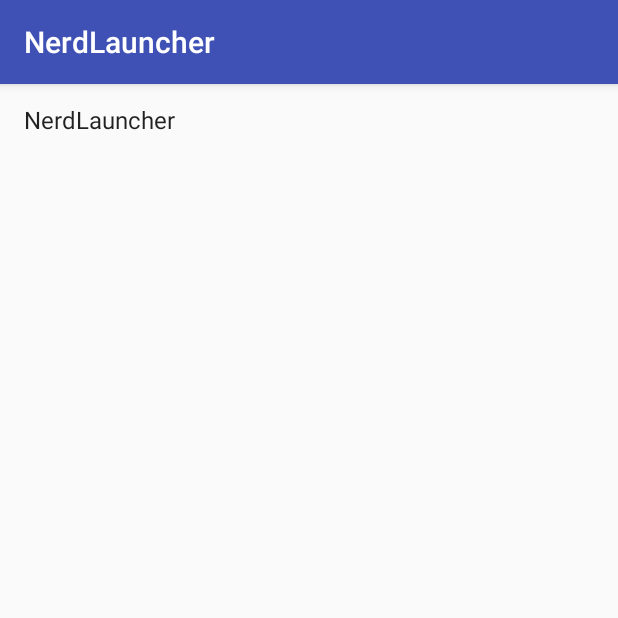
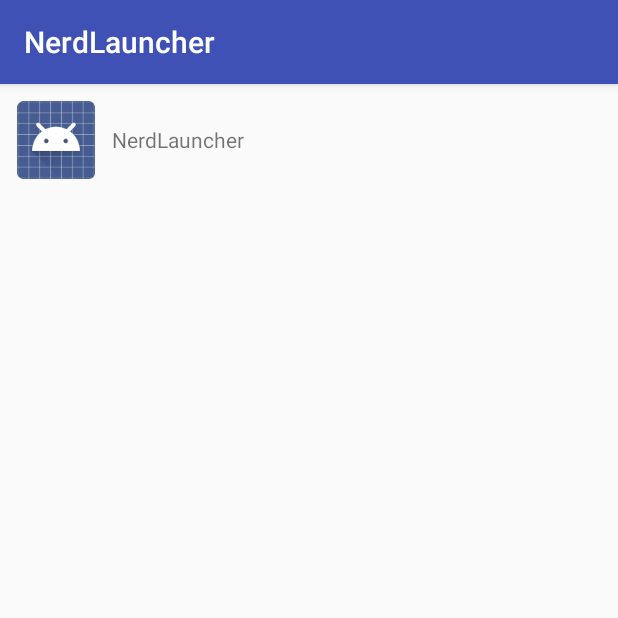
Before and after one commit to 7true/NerdLauncher, an Android app: the screen it shows after launch (NerdLauncherActivity), after a tap on "NerdLauncher", on a phone screen of 412 x 824 dp, the top half of it. Run offline under Robolectric (Android 15) with nearby library versions, the phone set to English and light mode, and no system bars.

Commit message:
final. Icon added

```diff
--- a/app/src/main/AndroidManifest.xml
+++ b/app/src/main/AndroidManifest.xml
@@ -14,6 +14,9 @@
                 <action android:name="android.intent.action.MAIN"/>
 
                 <category android:name="android.intent.category.LAUNCHER"/>
+                <!--<category android:name="android.intent.category.HOME"/>
+                <category android:name="android.intent.category.DEFAULT"/>
+                !-->
             </intent-filter>
         </activity>
     </application>
--- a/app/src/main/java/tk/alltrue/nerdlauncher/NerdLauncherFragment.java
+++ b/app/src/main/java/tk/alltrue/nerdlauncher/NerdLauncherFragment.java
@@ -4,6 +4,8 @@ import android.content.Intent;
 import android.content.pm.ActivityInfo;
 import android.content.pm.PackageManager;
 import android.content.pm.ResolveInfo;
+import android.graphics.drawable.Drawable;
+import android.graphics.drawable.Icon;
 import android.os.Bundle;
 import android.support.v4.app.Fragment;
 import android.support.v7.widget.LinearLayoutManager;
@@ -13,6 +15,7 @@ import android.view.LayoutInflater;
 import android.view.TextureView;
 import android.view.View;
 import android.view.ViewGroup;
+import android.widget.ImageView;
 import android.widget.TextView;
 
 import java.util.Collections;
@@ -62,11 +65,14 @@ public class NerdLauncherFragment extends Fragment {
     implements View.OnClickListener {
         private ResolveInfo mResolveInfo;
         private TextView mNameTextView;
+        private ImageView mImageView;
 
         public ActivityHolder(View itemView) {
             super(itemView);
-            mNameTextView = (TextView) itemView;
+            mNameTextView = (TextView) itemView.findViewById(R.id.list_item_text_view);
+            mImageView = (ImageView) itemView.findViewById(R.id.list_item_icon_view);
             mNameTextView.setOnClickListener(this);
+
         }
 
         public void bindActivity(ResolveInfo resolveInfo) {
@@ -74,13 +80,16 @@ public class NerdLauncherFragment extends Fragment {
             PackageManager pm = getActivity().getPackageManager();
             String appName = mResolveInfo.loadLabel(pm).toString();
             mNameTextView.setText(appName);
+            Drawable icon = mResolveInfo.loadIcon(pm);
+            mImageView.setImageDrawable(icon);
         }
 
         @Override
         public void onClick(View view) {
             ActivityInfo activityInfo = mResolveInfo.activityInfo;
             Intent i = new Intent(Intent.ACTION_MAIN)
-                    .setClassName(activityInfo.applicationInfo.packageName, activityInfo.name);
+                    .setClassName(activityInfo.applicationInfo.packageName, activityInfo.name)
+                    .addFlags(Intent.FLAG_ACTIVITY_NEW_TASK);
                 startActivity(i);
         }
     }
@@ -95,7 +104,7 @@ public class NerdLauncherFragment extends Fragment {
                 (ViewGroup parent, int viewType) {
             LayoutInflater layoutInflater = LayoutInflater.from(getActivity());
             View view = layoutInflater
-                    .inflate(android.R.layout.simple_list_item_1, parent, false);
+                    .inflate(R.layout.list_item_view, parent, false);
             return new ActivityHolder(view);
         }
 
--- /dev/null
+++ b/app/src/main/res/layout/list_item_view.xml
@@ -0,0 +1,25 @@
+<?xml version="1.0" encoding="utf-8"?>
+<RelativeLayout xmlns:android="http://schemas.android.com/apk/res/android"
+                xmlns:tools="http://schemas.android.com/tools"
+                android:orientation="horizontal" android:layout_width="match_parent"
+                android:layout_height="wrap_content">
+
+    <ImageView
+        android:id="@+id/list_item_icon_view"
+        android:layout_width="52dp"
+        android:layout_height="52dp"
+        android:layout_margin="11dp"
+        tools:ignore="ContentDescription" />
+
+    <TextView
+        android:text="TextView"
+        android:layout_width="wrap_content"
+        android:layout_height="wrap_content"
+        android:id="@+id/list_item_text_view"
+        android:layout_centerVertical="true"
+        android:layout_toRightOf="@+id/list_item_icon_view"
+        android:layout_alignParentRight="true"
+        android:layout_alignParentEnd="true"
+        android:layout_marginRight="11dp"
+        tools:ignore="HardcodedText,RtlHardcoded" />
+</RelativeLayout>
```
